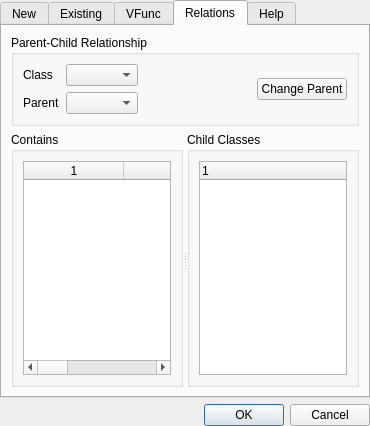
Above: python/flare/facet/ui/facet_ui.ui from jhsmith/flare-ida before the change. Below: the same form after it.
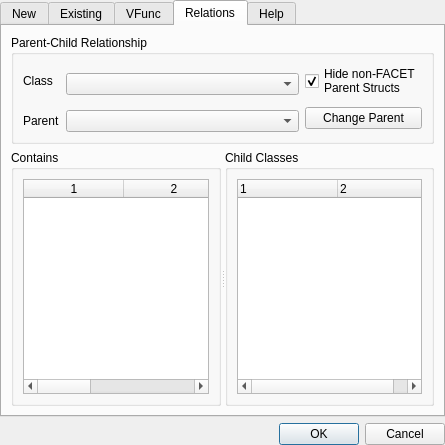
That is the form after the change. The open tabs and pages were chosen to show the change.

The edit to the form file:
```diff
--- a/python/flare/facet/ui/facet_ui.ui
+++ b/python/flare/facet/ui/facet_ui.ui
@@ -6,8 +6,8 @@
    <rect>
     <x>0</x>
     <y>0</y>
-    <width>370</width>
-    <height>414</height>
+    <width>445</width>
+    <height>445</height>
    </rect>
   </property>
   <property name="windowTitle">
@@ -368,54 +368,71 @@
       <layout class="QVBoxLayout" name="verticalLayout_6">
        <item>
         <widget class="QGroupBox" name="groupBox_5">
+         <property name="sizePolicy">
+          <sizepolicy hsizetype="Minimum" vsizetype="Preferred">
+           <horstretch>0</horstretch>
+           <verstretch>0</verstretch>
+          </sizepolicy>
+         </property>
          <property name="title">
           <string>Parent-Child Relationship</string>
          </property>
-         <layout class="QHBoxLayout" name="horizontalLayout_5">
-          <item>
-           <layout class="QGridLayout" name="gridLayout_7">
-            <item row="0" column="1">
-             <widget class="QComboBox" name="relations_nameComboBox"/>
-            </item>
-            <item row="1" column="0">
-             <widget class="QLabel" name="label_17">
-              <property name="text">
-               <string>Parent</string>
-              </property>
-             </widget>
-            </item>
-            <item row="1" column="1">
-             <widget class="QComboBox" name="relations_parentComboBox"/>
-            </item>
-            <item row="0" column="0">
-             <widget class="QLabel" name="label_11">
-              <property name="text">
-               <string>Class</string>
-              </property>
-             </widget>
-            </item>
-           </layout>
+         <layout class="QGridLayout" name="gridLayout_5">
+          <item row="0" column="0">
+           <widget class="QLabel" name="label_11">
+            <property name="text">
+             <string>Class</string>
+            </property>
+           </widget>
           </item>
-          <item>
-           <spacer name="horizontalSpacer">
-            <property name="orientation">
-             <enum>Qt::Horizontal</enum>
+          <item row="0" column="1" rowspan="2">
+           <widget class="QComboBox" name="relations_nameComboBox">
+            <property name="sizePolicy">
+             <sizepolicy hsizetype="MinimumExpanding" vsizetype="Fixed">
+              <horstretch>0</horstretch>
+              <verstretch>0</verstretch>
+             </sizepolicy>
             </property>
-            <property name="sizeHint" stdset="0">
-             <size>
-              <width>109</width>
-              <height>20</height>
-             </size>
+           </widget>
+          </item>
+          <item row="0" column="2">
+           <widget class="QCheckBox" name="relations_cbFilterFacetClasses">
+            <property name="text">
+             <string>Hide non-FACET
+Parent Structs</string>
             </property>
-           </spacer>
+            <property name="checked">
+             <bool>true</bool>
+            </property>
+            <property name="tristate">
+             <bool>false</bool>
+            </property>
+           </widget>
           </item>
-          <item>
-           <widget class="QPushButton" name="relations_saveUpdatePushButton">
+          <item row="1" column="2" rowspan="2">
+           <widget class="QPushButton" name="relations_changeParentPushButton">
             <property name="text">
              <string>Change Parent</string>
             </property>
            </widget>
           </item>
+          <item row="2" column="0">
+           <widget class="QLabel" name="label_17">
+            <property name="text">
+             <string>Parent</string>
+            </property>
+           </widget>
+          </item>
+          <item row="2" column="1">
+           <widget class="QComboBox" name="relations_parentComboBox">
+            <property name="sizePolicy">
+             <sizepolicy hsizetype="MinimumExpanding" vsizetype="Fixed">
+              <horstretch>0</horstretch>
+              <verstretch>0</verstretch>
+             </sizepolicy>
+            </property>
+           </widget>
+          </item>
          </layout>
         </widget>
        </item>
@@ -438,12 +455,11 @@
            <item>
             <widget class="QTableWidget" name="relations_containsTableWidget">
              <property name="columnCount">
-              <number>4</number>
+              <number>3</number>
              </property>
              <column/>
              <column/>
              <column/>
-             <column/>
             </widget>
            </item>
           </layout>
@@ -455,11 +471,19 @@
           <layout class="QVBoxLayout" name="verticalLayout_5">
            <item>
             <widget class="QTreeWidget" name="relations_childClassesTreeWidget">
+             <property name="columnCount">
+              <number>2</number>
+             </property>
              <column>
               <property name="text">
                <string notr="true">1</string>
               </property>
              </column>
+             <column>
+              <property name="text">
+               <string notr="true">2</string>
+              </property>
+             </column>
             </widget>
            </item>
           </layout>
```
Left out of the diff: 57 changed lines with no effect on the pictures.
